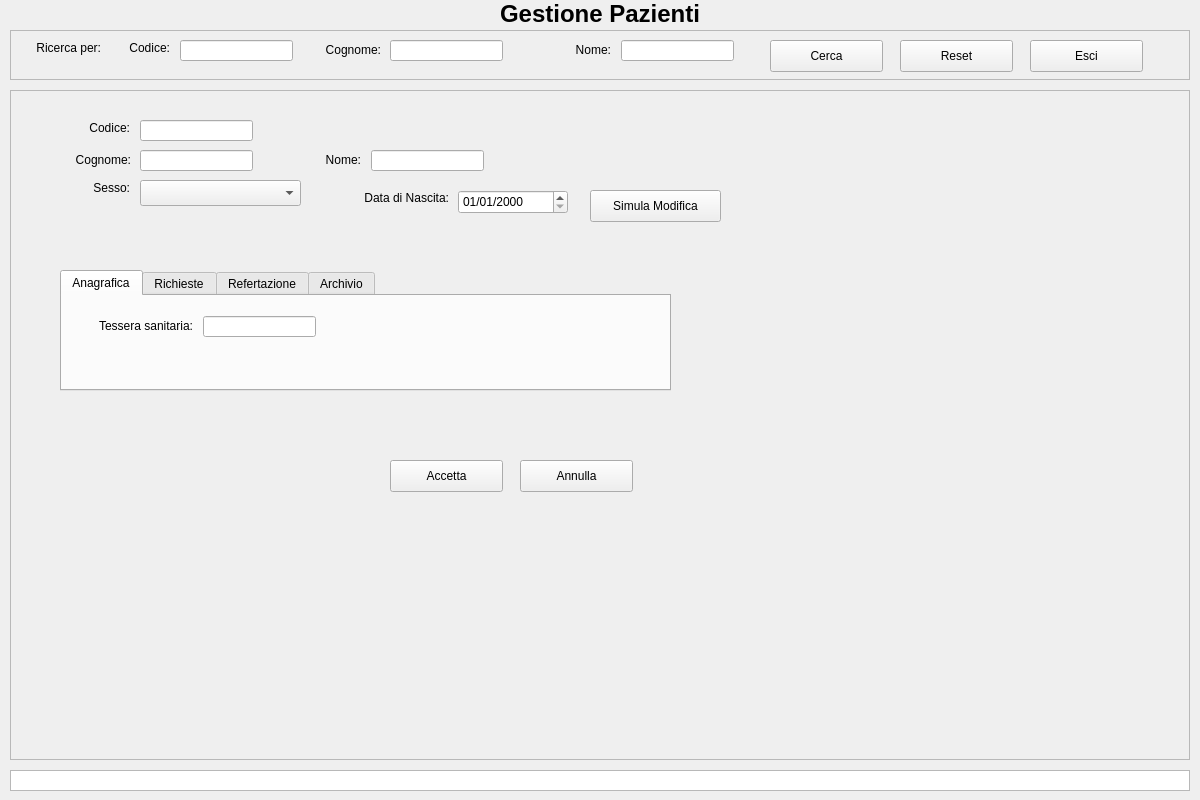
Before: the Qt Designer form app/ges_pazienti/anagrafica.ui in Matteo-Lorenzo/pyRisProject, drawn with Qt 5.
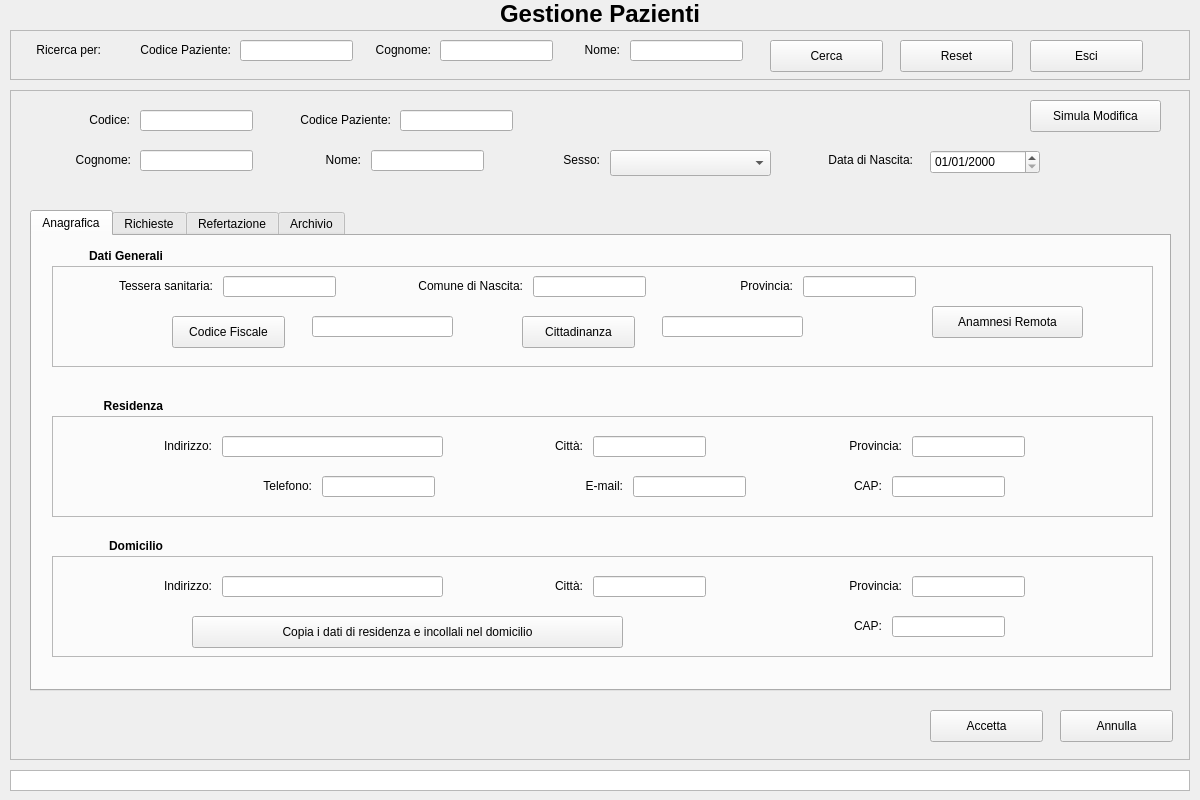
After: the same form once the commit is applied. The open tabs and pages were chosen to show the change.

Diff of the .ui file:
```diff
--- a/app/ges_pazienti/anagrafica.ui
+++ b/app/ges_pazienti/anagrafica.ui
@@ -43,8 +43,8 @@
    <widget class="QPushButton" name="btn_cancel">
     <property name="geometry">
      <rect>
-      <x>510</x>
-      <y>370</y>
+      <x>1050</x>
+      <y>620</y>
       <width>113</width>
       <height>32</height>
      </rect>
@@ -85,10 +85,10 @@
    <widget class="QTabWidget" name="tabWidget">
     <property name="geometry">
      <rect>
-      <x>50</x>
-      <y>180</y>
-      <width>611</width>
-      <height>121</height>
+      <x>20</x>
+      <y>120</y>
+      <width>1141</width>
+      <height>481</height>
      </rect>
     </property>
     <property name="tabShape">
@@ -101,31 +101,532 @@
      <attribute name="title">
       <string>Anagrafica</string>
      </attribute>
-     <widget class="QLabel" name="label_2">
+     <widget class="QLabel" name="label_12">
       <property name="geometry">
        <rect>
         <x>10</x>
-        <y>20</y>
+        <y>10</y>
         <width>121</width>
         <height>20</height>
        </rect>
       </property>
+      <property name="font">
+       <font>
+        <weight>75</weight>
+        <bold>true</bold>
+       </font>
+      </property>
       <property name="text">
-       <string>Tessera sanitaria:</string>
+       <string>Dati Generali</string>
       </property>
       <property name="alignment">
        <set>Qt::AlignRight|Qt::AlignTrailing|Qt::AlignVCenter</set>
       </property>
      </widget>
-     <widget class="QLineEdit" name="tessera_sanitaria">
+     <widget class="QFrame" name="frame_generali">
       <property name="geometry">
        <rect>
-        <x>141</x>
-        <y>20</y>
-        <width>113</width>
-        <height>21</height>
+        <x>20</x>
+        <y>30</y>
+        <width>1101</width>
+        <height>101</height>
        </rect>
       </property>
+      <property name="frameShape">
+       <enum>QFrame::StyledPanel</enum>
+      </property>
+      <property name="frameShadow">
+       <enum>QFrame::Raised</enum>
+      </property>
+      <widget class="QLineEdit" name="cittadinanza">
+       <property name="geometry">
+        <rect>
+         <x>610</x>
+         <y>50</y>
+         <width>141</width>
+         <height>21</height>
+        </rect>
+       </property>
+      </widget>
+      <widget class="QLineEdit" name="comune_nascita">
+       <property name="geometry">
+        <rect>
+         <x>481</x>
+         <y>10</y>
+         <width>113</width>
+         <height>21</height>
+        </rect>
+       </property>
+      </widget>
+      <widget class="QLineEdit" name="provincia">
+       <property name="geometry">
+        <rect>
+         <x>751</x>
+         <y>10</y>
+         <width>113</width>
+         <height>21</height>
+        </rect>
+       </property>
+       <property name="text">
+        <string/>
+       </property>
+      </widget>
+      <widget class="QLineEdit" name="tessera_sanitaria">
+       <property name="geometry">
+        <rect>
+         <x>171</x>
+         <y>10</y>
+         <width>113</width>
+         <height>21</height>
+        </rect>
+       </property>
+      </widget>
+      <widget class="QLabel" name="label_2">
+       <property name="geometry">
+        <rect>
+         <x>40</x>
+         <y>10</y>
+         <width>121</width>
+         <height>20</height>
+        </rect>
+       </property>
+       <property name="text">
+        <string>Tessera sanitaria:</string>
+       </property>
+       <property name="alignment">
+        <set>Qt::AlignRight|Qt::AlignTrailing|Qt::AlignVCenter</set>
+       </property>
+      </widget>
+      <widget class="QLabel" name="label_13">
+       <property name="geometry">
+        <rect>
+         <x>340</x>
+         <y>10</y>
+         <width>131</width>
+         <height>20</height>
+        </rect>
+       </property>
+       <property name="text">
+        <string>Comune di Nascita:</string>
+       </property>
+       <property name="alignment">
+        <set>Qt::AlignRight|Qt::AlignTrailing|Qt::AlignVCenter</set>
+       </property>
+      </widget>
+      <widget class="QPushButton" name="btn_cittadinanza">
+       <property name="geometry">
+        <rect>
+         <x>470</x>
+         <y>50</y>
+         <width>113</width>
+         <height>32</height>
+        </rect>
+       </property>
+       <property name="text">
+        <string>Cittadinanza</string>
+       </property>
+      </widget>
+      <widget class="QLineEdit" name="codice_fiscale">
+       <property name="geometry">
+        <rect>
+         <x>260</x>
+         <y>50</y>
+         <width>141</width>
+         <height>21</height>
+        </rect>
+       </property>
+      </widget>
+      <widget class="QLabel" name="label_14">
+       <property name="geometry">
+        <rect>
+         <x>660</x>
+         <y>10</y>
+         <width>81</width>
+         <height>20</height>
+        </rect>
+       </property>
+       <property name="text">
+        <string>Provincia:</string>
+       </property>
+       <property name="alignment">
+        <set>Qt::AlignRight|Qt::AlignTrailing|Qt::AlignVCenter</set>
+       </property>
+      </widget>
+      <widget class="QPushButton" name="btn_codice_fiscale">
+       <property name="geometry">
+        <rect>
+         <x>120</x>
+         <y>50</y>
+         <width>113</width>
+         <height>32</height>
+        </rect>
+       </property>
+       <property name="text">
+        <string>Codice Fiscale</string>
+       </property>
+      </widget>
+      <widget class="QPushButton" name="btn_anamnesi_remota">
+       <property name="geometry">
+        <rect>
+         <x>880</x>
+         <y>40</y>
+         <width>151</width>
+         <height>32</height>
+        </rect>
+       </property>
+       <property name="text">
+        <string>Anamnesi Remota</string>
+       </property>
+      </widget>
+     </widget>
+     <widget class="QLabel" name="label_16">
+      <property name="geometry">
+       <rect>
+        <x>10</x>
+        <y>160</y>
+        <width>121</width>
+        <height>20</height>
+       </rect>
+      </property>
+      <property name="font">
+       <font>
+        <weight>75</weight>
+        <bold>true</bold>
+       </font>
+      </property>
+      <property name="text">
+       <string>Residenza</string>
+      </property>
+      <property name="alignment">
+       <set>Qt::AlignRight|Qt::AlignTrailing|Qt::AlignVCenter</set>
+      </property>
+     </widget>
+     <widget class="QLabel" name="label_17">
+      <property name="geometry">
+       <rect>
+        <x>10</x>
+        <y>300</y>
+        <width>121</width>
+        <height>20</height>
+       </rect>
+      </property>
+      <property name="font">
+       <font>
+        <weight>75</weight>
+        <bold>true</bold>
+       </font>
+      </property>
+      <property name="text">
+       <string>Domicilio</string>
+      </property>
+      <property name="alignment">
+       <set>Qt::AlignRight|Qt::AlignTrailing|Qt::AlignVCenter</set>
+      </property>
+     </widget>
+     <widget class="QFrame" name="frame_residenza">
+      <property name="geometry">
+       <rect>
+        <x>20</x>
+        <y>180</y>
+        <width>1101</width>
+        <height>101</height>
+       </rect>
+      </property>
+      <property name="frameShape">
+       <enum>QFrame::StyledPanel</enum>
+      </property>
+      <property name="frameShadow">
+       <enum>QFrame::Raised</enum>
+      </property>
+      <widget class="QLabel" name="label_18">
+       <property name="geometry">
+        <rect>
+         <x>39</x>
+         <y>20</y>
+         <width>121</width>
+         <height>20</height>
+        </rect>
+       </property>
+       <property name="text">
+        <string>Indirizzo:</string>
+       </property>
+       <property name="alignment">
+        <set>Qt::AlignRight|Qt::AlignTrailing|Qt::AlignVCenter</set>
+       </property>
+      </widget>
+      <widget class="QLineEdit" name="indirizzo_residenza">
+       <property name="geometry">
+        <rect>
+         <x>170</x>
+         <y>20</y>
+         <width>221</width>
+         <height>21</height>
+        </rect>
+       </property>
+      </widget>
+      <widget class="QLabel" name="label_19">
+       <property name="geometry">
+        <rect>
+         <x>440</x>
+         <y>20</y>
+         <width>91</width>
+         <height>20</height>
+        </rect>
+       </property>
+       <property name="text">
+        <string>Città:</string>
+       </property>
+       <property name="alignment">
+        <set>Qt::AlignRight|Qt::AlignTrailing|Qt::AlignVCenter</set>
+       </property>
+      </widget>
+      <widget class="QLineEdit" name="comune_residenza">
+       <property name="geometry">
+        <rect>
+         <x>541</x>
+         <y>20</y>
+         <width>113</width>
+         <height>21</height>
+        </rect>
+       </property>
+      </widget>
+      <widget class="QLabel" name="label_20">
+       <property name="geometry">
+        <rect>
+         <x>729</x>
+         <y>20</y>
+         <width>121</width>
+         <height>20</height>
+        </rect>
+       </property>
+       <property name="text">
+        <string>Provincia:</string>
+       </property>
+       <property name="alignment">
+        <set>Qt::AlignRight|Qt::AlignTrailing|Qt::AlignVCenter</set>
+       </property>
+      </widget>
+      <widget class="QLineEdit" name="provincia_residenza">
+       <property name="geometry">
+        <rect>
+         <x>860</x>
+         <y>20</y>
+         <width>113</width>
+         <height>21</height>
+        </rect>
+       </property>
+      </widget>
+      <widget class="QLabel" name="label_21">
+       <property name="geometry">
+        <rect>
+         <x>139</x>
+         <y>60</y>
+         <width>121</width>
+         <height>20</height>
+        </rect>
+       </property>
+       <property name="text">
+        <string>Telefono:</string>
+       </property>
+       <property name="alignment">
+        <set>Qt::AlignRight|Qt::AlignTrailing|Qt::AlignVCenter</set>
+       </property>
+      </widget>
+      <widget class="QLineEdit" name="telefono">
+       <property name="geometry">
+        <rect>
+         <x>270</x>
+         <y>60</y>
+         <width>113</width>
+         <height>21</height>
+        </rect>
+       </property>
+      </widget>
+      <widget class="QLabel" name="label_22">
+       <property name="geometry">
+        <rect>
+         <x>450</x>
+         <y>60</y>
+         <width>121</width>
+         <height>20</height>
+        </rect>
+       </property>
+       <property name="text">
+        <string>E-mail:</string>
+       </property>
+       <property name="alignment">
+        <set>Qt::AlignRight|Qt::AlignTrailing|Qt::AlignVCenter</set>
+       </property>
+      </widget>
+      <widget class="QLineEdit" name="email">
+       <property name="geometry">
+        <rect>
+         <x>581</x>
+         <y>60</y>
+         <width>113</width>
+         <height>21</height>
+        </rect>
+       </property>
+      </widget>
+      <widget class="QLabel" name="label_23">
+       <property name="geometry">
+        <rect>
+         <x>709</x>
+         <y>60</y>
+         <width>121</width>
+         <height>20</height>
+        </rect>
+       </property>
+       <property name="text">
+        <string>CAP:</string>
+       </property>
+       <property name="alignment">
+        <set>Qt::AlignRight|Qt::AlignTrailing|Qt::AlignVCenter</set>
+       </property>
+      </widget>
+      <widget class="QLineEdit" name="cap_residenza">
+       <property name="geometry">
+        <rect>
+         <x>840</x>
+         <y>60</y>
+         <width>113</width>
+         <height>21</height>
+        </rect>
+       </property>
+      </widget>
+     </widget>
+     <widget class="QFrame" name="frame_domicilio">
+      <property name="geometry">
+       <rect>
+        <x>20</x>
+        <y>320</y>
+        <width>1101</width>
+        <height>101</height>
+       </rect>
+      </property>
+      <property name="frameShape">
+       <enum>QFrame::StyledPanel</enum>
+      </property>
+      <property name="frameShadow">
+       <enum>QFrame::Raised</enum>
+      </property>
+      <widget class="QLineEdit" name="comune_domicilio">
+       <property name="geometry">
+        <rect>
+         <x>541</x>
+         <y>20</y>
+         <width>113</width>
+         <height>21</height>
+        </rect>
+       </property>
+      </widget>
+      <widget class="QLabel" name="label_24">
+       <property name="geometry">
+        <rect>
+         <x>729</x>
+         <y>20</y>
+         <width>121</width>
+         <height>20</height>
+        </rect>
+       </property>
+       <property name="text">
+        <string>Provincia:</string>
+       </property>
+       <property name="alignment">
+        <set>Qt::AlignRight|Qt::AlignTrailing|Qt::AlignVCenter</set>
+       </property>
+      </widget>
+      <widget class="QLabel" name="label_25">
+       <property name="geometry">
+        <rect>
+         <x>440</x>
+         <y>20</y>
+         <width>91</width>
+         <height>20</height>
+        </rect>
+       </property>
+       <property name="text">
+        <string>Città:</string>
+       </property>
+       <property name="alignment">
+        <set>Qt::AlignRight|Qt::AlignTrailing|Qt::AlignVCenter</set>
+       </property>
+      </widget>
+      <widget class="QLineEdit" name="provincia_domicilio">
+       <property name="geometry">
+        <rect>
+         <x>860</x>
+         <y>20</y>
+         <width>113</width>
+         <height>21</height>
+        </rect>
+       </property>
+      </widget>
+      <widget class="QLineEdit" name="cap_domicilio">
+       <property name="geometry">
+        <rect>
+         <x>840</x>
+         <y>60</y>
+         <width>113</width>
+         <height>21</height>
+        </rect>
+       </property>
+      </widget>
+      <widget class="QLabel" name="label_26">
+       <property name="geometry">
+        <rect>
+         <x>709</x>
+         <y>60</y>
+         <width>121</width>
+         <height>20</height>
+        </rect>
+       </property>
+       <property name="text">
+        <string>CAP:</string>
+       </property>
+       <property name="alignment">
+        <set>Qt::AlignRight|Qt::AlignTrailing|Qt::AlignVCenter</set>
+       </property>
+      </widget>
+      <widget class="QLabel" name="label_27">
+       <property name="geometry">
+        <rect>
+         <x>39</x>
+         <y>20</y>
+         <width>121</width>
+         <height>20</height>
+        </rect>
+       </property>
+       <property name="text">
+        <string>Indirizzo:</string>
+       </property>
+       <property name="alignment">
+        <set>Qt::AlignRight|Qt::AlignTrailing|Qt::AlignVCenter</set>
+       </property>
+      </widget>
+      <widget class="QLineEdit" name="indirizzo_domicilio">
+       <property name="geometry">
+        <rect>
+         <x>170</x>
+         <y>20</y>
+         <width>221</width>
+         <height>21</height>
+        </rect>
+       </property>
+      </widget>
+      <widget class="QPushButton" name="pushButton_2">
+       <property name="geometry">
+        <rect>
+         <x>140</x>
+         <y>60</y>
+         <width>431</width>
+         <height>32</height>
+        </rect>
+       </property>
+       <property name="text">
+        <string>Copia i dati di residenza e incollali nel domicilio</string>
+       </property>
+      </widget>
      </widget>
     </widget>
     <widget class="QWidget" name="ric">
@@ -148,9 +649,9 @@
     <property name="geometry">
      <rect>
       <x>60</x>
-      <y>30</y>
+      <y>20</y>
       <width>60</width>
-      <height>16</height>
+      <height>20</height>
      </rect>
     </property>
     <property name="text">
@@ -176,8 +677,8 @@
    <widget class="QComboBox" name="sesso">
     <property name="geometry">
      <rect>
-      <x>130</x>
-      <y>90</y>
+      <x>600</x>
+      <y>60</y>
       <width>161</width>
       <height>26</height>
      </rect>
@@ -186,8 +687,8 @@
    <widget class="QPushButton" name="btn_ok">
     <property name="geometry">
      <rect>
-      <x>380</x>
-      <y>370</y>
+      <x>920</x>
+      <y>620</y>
       <width>113</width>
       <height>32</height>
      </rect>
@@ -199,8 +700,8 @@
    <widget class="QDateEdit" name="data_nascita">
     <property name="geometry">
      <rect>
-      <x>448</x>
-      <y>100</y>
+      <x>920</x>
+      <y>60</y>
       <width>110</width>
       <height>24</height>
      </rect>
@@ -212,10 +713,10 @@
    <widget class="QLabel" name="label_3">
     <property name="geometry">
      <rect>
-      <x>60</x>
-      <y>90</y>
+      <x>530</x>
+      <y>60</y>
       <width>60</width>
-      <height>16</height>
+      <height>20</height>
      </rect>
     </property>
     <property name="text">
@@ -228,8 +729,8 @@
    <widget class="QPushButton" name="pushButton">
     <property name="geometry">
      <rect>
-      <x>580</x>
-      <y>100</y>
+      <x>1020</x>
+      <y>10</y>
       <width>131</width>
       <height>32</height>
      </rect>
@@ -241,8 +742,8 @@
    <widget class="QLineEdit" name="codice_paziente">
     <property name="geometry">
      <rect>
-      <x>130</x>
-      <y>30</y>
+      <x>390</x>
+      <y>20</y>
       <width>113</width>
       <height>21</height>
      </rect>
@@ -270,10 +771,10 @@
    <widget class="QLabel" name="label_4">
     <property name="geometry">
      <rect>
-      <x>338</x>
-      <y>100</y>
+      <x>802</x>
+      <y>60</y>
       <width>101</width>
-      <height>16</height>
+      <height>20</height>
      </rect>
     </property>
     <property name="text">
@@ -283,6 +784,35 @@
      <set>Qt::AlignRight|Qt::AlignTrailing|Qt::AlignVCenter</set>
     </property>
    </widget>
+   <widget class="QLabel" name="label_15">
+    <property name="geometry">
+     <rect>
+      <x>270</x>
+      <y>20</y>
+      <width>111</width>
+      <height>20</height>
+     </rect>
+    </property>
+    <property name="text">
+     <string>Codice Paziente:</string>
+    </property>
+    <property name="alignment">
+     <set>Qt::AlignRight|Qt::AlignTrailing|Qt::AlignVCenter</set>
+    </property>
+   </widget>
+   <widget class="QLineEdit" name="pk_paziente">
+    <property name="geometry">
+     <rect>
+      <x>130</x>
+      <y>20</y>
+      <width>113</width>
+      <height>21</height>
+     </rect>
+    </property>
+    <property name="readOnly">
+     <bool>true</bool>
+    </property>
+   </widget>
   </widget>
   <widget class="QFrame" name="frame_ricerca">
    <property name="geometry">
@@ -308,7 +838,7 @@
    <widget class="QLineEdit" name="cerca_nome">
     <property name="geometry">
      <rect>
-      <x>611</x>
+      <x>620</x>
       <y>10</y>
       <width>113</width>
       <height>21</height>
@@ -321,7 +851,7 @@
    <widget class="QLabel" name="label_8">
     <property name="geometry">
      <rect>
-      <x>540</x>
+      <x>549</x>
       <y>10</y>
       <width>61</width>
       <height>20</height>
@@ -337,14 +867,14 @@
    <widget class="QLabel" name="label_9">
     <property name="geometry">
      <rect>
-      <x>100</x>
+      <x>110</x>
       <y>10</y>
-      <width>60</width>
-      <height>16</height>
+      <width>111</width>
+      <height>20</height>
      </rect>
     </property>
     <property name="text">
-     <string>Codice:</string>
+     <string>Codice Paziente:</string>
     </property>
     <property name="alignment">
      <set>Qt::AlignRight|Qt::AlignTrailing|Qt::AlignVCenter</set>
@@ -353,7 +883,7 @@
    <widget class="QLineEdit" name="cerca_cognome">
     <property name="geometry">
      <rect>
-      <x>380</x>
+      <x>430</x>
       <y>10</y>
       <width>113</width>
       <height>21</height>
@@ -366,7 +896,7 @@
    <widget class="QLineEdit" name="cerca_codice_paziente">
     <property name="geometry">
      <rect>
-      <x>170</x>
+      <x>230</x>
       <y>10</y>
       <width>113</width>
       <height>21</height>
@@ -376,7 +906,7 @@
    <widget class="QLabel" name="label_10">
     <property name="geometry">
      <rect>
-      <x>300</x>
+      <x>350</x>
       <y>10</y>
       <width>71</width>
       <height>20</height>
@@ -421,7 +951,7 @@
       <x>10</x>
       <y>10</y>
       <width>81</width>
-      <height>16</height>
+      <height>20</height>
      </rect>
     </property>
     <property name="text">
```
Left out of the diff: 180 changed lines with no effect on the pictures.
